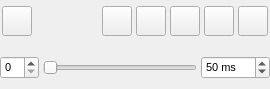
This is src/gui/trajectory.ui in trisyoungs/aten as Qt 5 draws it before an edit. The edited form follows.
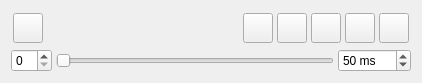
This is the edited form. Icons and pictures are not drawn.

Commit message: Added test button to main form, trialling new popups (using TrajectoryWidget as a guinea pig).

Diff of the .ui file:
```diff
--- a/src/gui/trajectory.ui
+++ b/src/gui/trajectory.ui
@@ -1,48 +1,18 @@
 <ui version="4.0">
  <class>TrajectoryWidget</class>
- <widget class="QDockWidget" name="TrajectoryWidget">
+ <widget class="QWidget" name="TrajectoryWidget">
   <property name="geometry">
    <rect>
     <x>0</x>
     <y>0</y>
-    <width>270</width>
-    <height>89</height>
+    <width>422</width>
+    <height>81</height>
    </rect>
   </property>
-  <property name="sizePolicy">
-   <sizepolicy hsizetype="Expanding" vsizetype="Minimum">
-    <horstretch>0</horstretch>
-    <verstretch>0</verstretch>
-   </sizepolicy>
-  </property>
-  <property name="font">
-   <font>
-    <pointsize>8</pointsize>
-   </font>
-  </property>
-  <property name="floating">
-   <bool>true</bool>
-  </property>
-  <property name="allowedAreas">
-   <set>Qt::AllDockWidgetAreas</set>
-  </property>
   <property name="windowTitle">
    <string>Trajectory</string>
   </property>
-  <widget class="QWidget" name="dockWidgetContents">
-   <property name="sizePolicy">
-    <sizepolicy hsizetype="MinimumExpanding" vsizetype="MinimumExpanding">
-     <horstretch>0</horstretch>
-     <verstretch>0</verstretch>
-    </sizepolicy>
-   </property>
-   <layout class="QVBoxLayout" name="verticalLayout">
-    <property name="spacing">
-     <number>0</number>
-    </property>
-    <property name="margin">
-     <number>0</number>
-    </property>
+  <layout class="QHBoxLayout" name="horizontalLayout_3">
     <item>
      <layout class="QVBoxLayout" name="VerticalLayout">
       <property name="spacing">
@@ -309,7 +279,6 @@
     </item>
    </layout>
   </widget>
- </widget>
  <resources>
   <include location="icons.qrc"/>
  </resources>
```
Left out of the diff: 38 changed lines with no effect on the pictures. Lines whose indentation alone changed are shown as unchanged. The commit also changes 12 other files.
